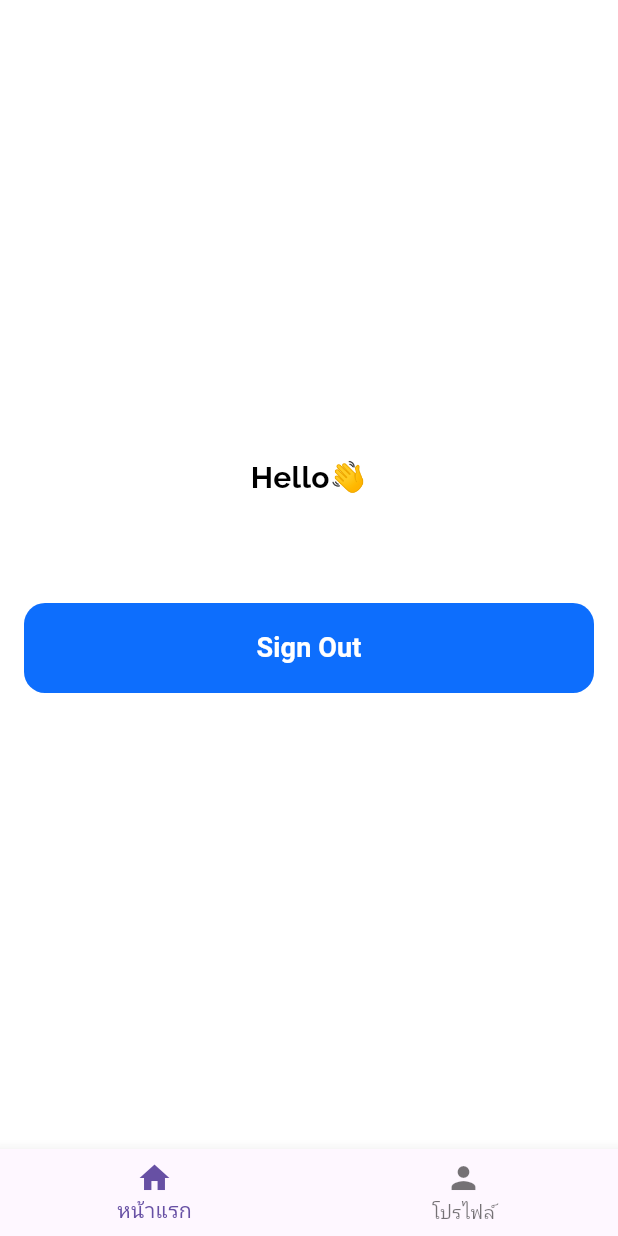
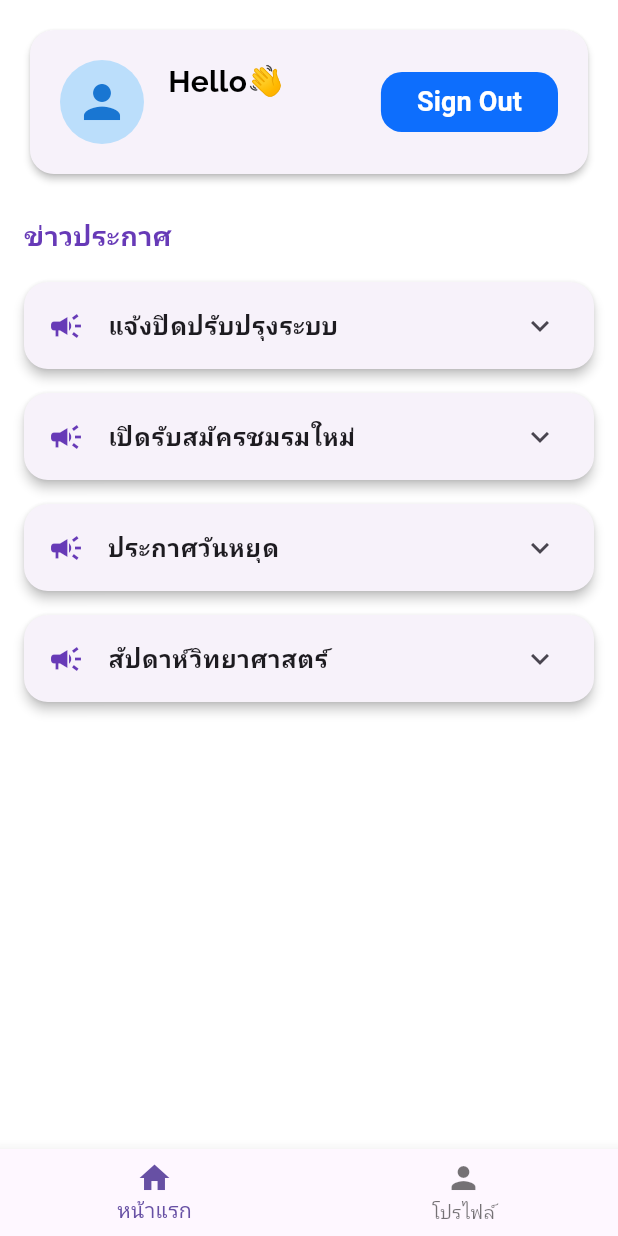
Before and after one commit to ilham575/campus_life_hub_project, a Flutter app: the Home screen opened directly, on a phone screen of 412 x 824 dp. Run offline on Flutter 3.47's test engine with Material 3 defaults, Android fonts, the phone set to English and light mode, and no system bars; our stand-ins replace firebase_auth, firebase_core, fluttertoast, google_fonts; accounts and stored records are empty.

Commit message:
Add draf Announcement card

```diff
--- a/lib/pages/home/home.dart
+++ b/lib/pages/home/home.dart
@@ -28,7 +28,7 @@ class _HomeState extends State<Home> {
         shape: RoundedRectangleBorder(
           borderRadius: BorderRadius.circular(14),
         ),
-        minimumSize: const Size(double.infinity, 60),
+        // minimumSize: const Size(double.infinity, 60), // ลบออกเพื่อไม่ให้ปุ่มกว้างสุดใน Row
         elevation: 0,
       ),
       onPressed: () async {
@@ -47,15 +47,52 @@ class _HomeState extends State<Home> {
 
   @override
   Widget build(BuildContext context) {
-    // Define the _pages list inside the build method
-    // This ensures that 'context' is available when creating these widgets.
+    final List<Map<String, String>> newsList = [
+      {
+        'title': 'แจ้งปิดปรับปรุงระบบ',
+        'detail': 'ระบบจะปิดปรับปรุงในวันที่ 10-12 มิถุนายน 2567 เวลา 22:00-04:00 น.'
+      },
+      {
+        'title': 'เปิดรับสมัครชมรมใหม่',
+        'detail': 'นักศึกษาที่สนใจสามารถสมัครเข้าร่วมชมรมได้ที่อาคารกิจกรรมนักศึกษา'
+      },
+      {
+        'title': 'ประกาศวันหยุด',
+        'detail': 'มหาวิทยาลัยหยุดทำการในวันที่ 20 มิถุนายน 2567 เนื่องในวันสำคัญ'
+      },
+      {
+        'title': 'สัปดาห์วิทยาศาสตร์',
+        'detail': 'ร่วมงานสัปดาห์วิทยาศาสตร์ คณะวิทยาศาสตร์'
+      }
+    ];
+
     final List<Widget> _pages = [
-      // This is the content for the "Home" tab
+      // Home tab content
       SafeArea(
         child: Padding(
           padding: const EdgeInsets.symmetric(horizontal: 16, vertical: 16),
           child: Column(
-            mainAxisAlignment: MainAxisAlignment.center,
+            crossAxisAlignment: CrossAxisAlignment.start,
+            children: [
+              // Header
+              Card(
+                elevation: 2,
+                shape: RoundedRectangleBorder(
+                  borderRadius: BorderRadius.circular(16),
+                ),
+                child: Padding(
+                  padding: const EdgeInsets.symmetric(horizontal: 20, vertical: 20),
+                  child: Row(
+                    children: [
+                      CircleAvatar(
+                        radius: 28,
+                        backgroundColor: Colors.blue.shade100,
+                        child: Icon(Icons.person, size: 36, color: Colors.blue.shade700),
+                      ),
+                      const SizedBox(width: 16),
+                      Expanded(
+                        child: Column(
+                          crossAxisAlignment: CrossAxisAlignment.start,
                           children: [
                             Text(
                               'Hello👋',
@@ -67,29 +104,84 @@ class _HomeState extends State<Home> {
                                 ),
                               ),
                             ),
-              const SizedBox(height: 10),
+                            const SizedBox(height: 4),
                             Text(
                               FirebaseAuth.instance.currentUser!.email!.toString(),
                               style: GoogleFonts.raleway(
                                 textStyle: const TextStyle(
                                   color: Colors.black,
                                   fontWeight: FontWeight.bold,
-                    fontSize: 20,
+                                  fontSize: 16,
                                 ),
                               ),
                             ),
-              const SizedBox(height: 30),
-              _logout(context), // Now _logout can access context
+                          ],
+                        ),
+                      ),
+                      const SizedBox(width: 8),
+                      // เปลี่ยนตรงนี้
+                      ConstrainedBox(
+                        constraints: const BoxConstraints(
+                          minWidth: 80,
+                          maxWidth: 120,
+                          minHeight: 40,
+                          maxHeight: 40,
+                        ),
+                        child: _logout(context),
+                      ),
                     ],
                   ),
                 ),
               ),
-      ProfilePage(), // Your Profile Page
+              const SizedBox(height: 24),
+              // Body: News Section
+              Text(
+                "ข่าวประกาศ",
+                style: GoogleFonts.raleway(
+                  textStyle: const TextStyle(
+                    color: Colors.deepPurple,
+                    fontWeight: FontWeight.bold,
+                    fontSize: 18,
+                  ),
+                ),
+              ),
+              const SizedBox(height: 10),
+              Expanded(
+                child: ListView(
+                  children: [
+                    ...newsList.map((news) => Card(
+                      margin: const EdgeInsets.symmetric(vertical: 8),
+                      elevation: 3,
+                      shape: RoundedRectangleBorder(
+                        borderRadius: BorderRadius.circular(16),
+                      ),
+                      child: ExpansionTile(
+                        leading: const Icon(Icons.campaign, color: Colors.deepPurple),
+                        title: Text(
+                          news['title'] ?? '',
+                          style: const TextStyle(fontWeight: FontWeight.bold),
+                        ),
+                        children: [
+                          Padding(
+                            padding: const EdgeInsets.symmetric(horizontal: 16, vertical: 8),
+                            child: Text(news['detail'] ?? ''),
+                          ),
+                        ],
+                      ),
+                    )),
+                  ],
+                ),
+              ),
+            ],
+          ),
+        ),
+      ),
+      ProfilePage(),
     ];
 
     return Scaffold(
       backgroundColor: Colors.white,
-      body: _pages[_selectedIndex], // Display the selected page
+      body: _pages[_selectedIndex],
       bottomNavigationBar: BottomNavigationBar(
         currentIndex: _selectedIndex,
         onTap: _onItemTapped,
```
Lines whose indentation alone changed are shown as unchanged.
